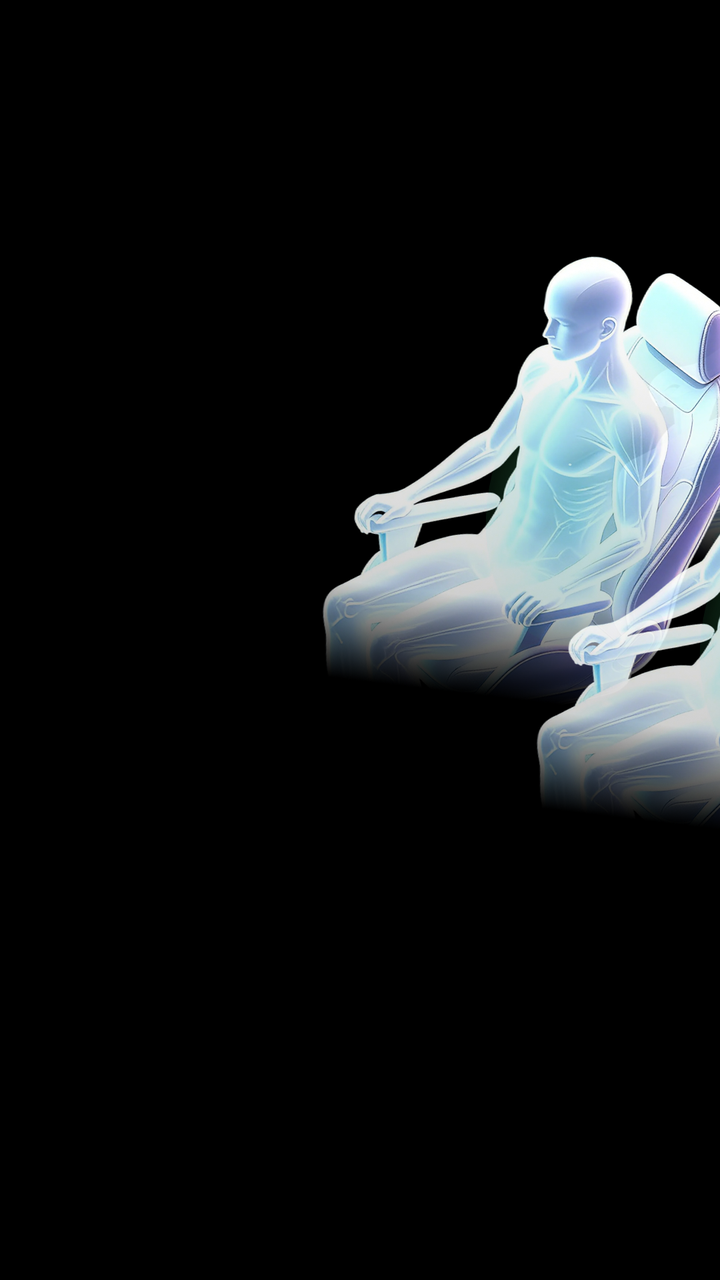
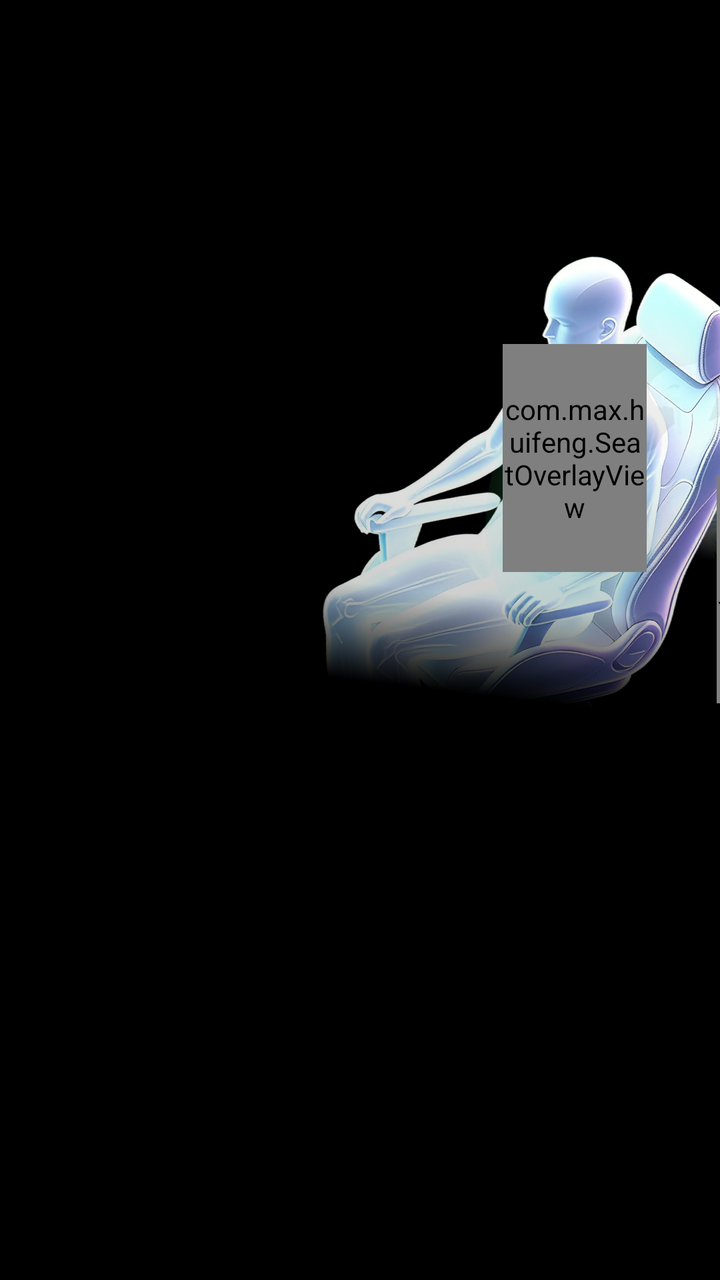

Two renders of the same Android screen: before a commit and after it. Below are the layout's source before the change and the commit's diff.
<!-- AndroidManifest.xml: application theme Theme.Huifeng -->
<!-- res/layout/layout_seats_5.xml -->
<?xml version="1.0" encoding="utf-8"?>
<FrameLayout xmlns:android="http://schemas.android.com/apk/res/android"
    android:layout_width="match_parent"
    android:layout_height="match_parent">

    
    <ImageView
        android:id="@+id/iv_seat_5_3"
        android:layout_width="706.5px"
        android:layout_height="1036.8px"
        android:layout_marginStart="884.34px"
        android:layout_marginTop="105.54px"
        android:src="@drawable/body" />

    
    <ImageView
        android:id="@+id/iv_seat_5_2"
        android:layout_width="706.5px"
        android:layout_height="1036.8px"
        android:layout_marginStart="1162.3px"
        android:layout_marginTop="262.75px"
        android:src="@drawable/body" />

    
    <ImageView
        android:id="@+id/iv_seat_5_4"
        android:layout_width="706.5px"
        android:layout_height="1036.8px"
        android:layout_marginStart="1413.45px"
        android:layout_marginTop="392.65px"
        android:src="@drawable/body" />

    
    <ImageView
        android:id="@+id/iv_seat_5_1"
        android:layout_width="706.5px"
        android:layout_height="1036.8px"
        android:layout_marginStart="442.05px"
        android:layout_marginTop="296.47px"
        android:src="@drawable/body" />

    
    <ImageView
        android:id="@+id/iv_seat_5_0"
        android:layout_width="706.5px"
        android:layout_height="1036.8px"
        android:layout_marginStart="763.1px"
        android:layout_marginTop="493.34px"
        android:src="@drawable/body" />

</FrameLayout>
<!-- resources referenced by this layout -->
<resources>
  <!-- drawable body: webp bitmap (drawable-xxxhdpi, 643364 bytes) -->
  <style name="Theme.Huifeng" parent="Theme.MaterialComponents.DayNight.NoActionBar">
          
          <item name="colorPrimary">@color/purple_500</item>
          <item name="colorPrimaryVariant">@color/purple_700</item>
          <item name="colorOnPrimary">@color/white</item>
          
          <item name="colorSecondary">@color/teal_200</item>
          <item name="colorSecondaryVariant">@color/teal_700</item>
          <item name="colorOnSecondary">@color/black</item>
          
          <item name="android:statusBarColor">@android:color/black</item>
          <item name="android:windowBackground">@android:color/black</item>
      </style>
  <color name="purple_500">#FF6200EE</color>
  <color name="purple_700">#FF3700B3</color>
  <color name="white">#FFFFFFFF</color>
  <color name="teal_200">#FF03DAC5</color>
  <color name="teal_700">#FF018786</color>
  <color name="black">#FF000000</color>
</resources>

<!-- the commit's change to res/layout/layout_seats_5.xml (unified diff, before → after) -->
@@ -4,48 +4,108 @@
     android:layout_height="match_parent">
 
     
-    <ImageView
-        android:id="@+id/iv_seat_5_3"
+    <FrameLayout
         android:layout_width="706.5px"
         android:layout_height="1036.8px"
         android:layout_marginStart="884.34px"
-        android:layout_marginTop="105.54px"
-        android:src="@drawable/body" />
+        android:layout_marginTop="105.54px">
+
+        <ImageView
+            android:id="@+id/iv_seat_5_3"
+            android:layout_width="match_parent"
+            android:layout_height="match_parent"
+            android:src="@drawable/body" />
+
+        <com.max.huifeng.SeatOverlayView
+            android:id="@+id/seat_overlay_5_3"
+            android:layout_width="216px"
+            android:layout_height="342px"
+            android:layout_marginStart="312px"
+            android:layout_marginTop="220px" />
+    </FrameLayout>
 
     
-    <ImageView
-        android:id="@+id/iv_seat_5_2"
+    <FrameLayout
         android:layout_width="706.5px"
         android:layout_height="1036.8px"
         android:layout_marginStart="1162.3px"
-        android:layout_marginTop="262.75px"
-        android:src="@drawable/body" />
+        android:layout_marginTop="262.75px">
+
+        <ImageView
+            android:id="@+id/iv_seat_5_2"
+            android:layout_width="match_parent"
+            android:layout_height="match_parent"
+            android:src="@drawable/body" />
+
+        <com.max.huifeng.SeatOverlayView
+            android:id="@+id/seat_overlay_5_2"
+            android:layout_width="216px"
+            android:layout_height="342px"
+            android:layout_marginStart="312px"
+            android:layout_marginTop="220px" />
+    </FrameLayout>
 
     
-    <ImageView
-        android:id="@+id/iv_seat_5_4"
+    <FrameLayout
         android:layout_width="706.5px"
         android:layout_height="1036.8px"
         android:layout_marginStart="1413.45px"
-        android:layout_marginTop="392.65px"
-        android:src="@drawable/body" />
+        android:layout_marginTop="392.65px">
+
+        <ImageView
+            android:id="@+id/iv_seat_5_4"
+            android:layout_width="match_parent"
+            android:layout_height="match_parent"
+            android:src="@drawable/body" />
+
+        <com.max.huifeng.SeatOverlayView
+            android:id="@+id/seat_overlay_5_4"
+            android:layout_width="216px"
+            android:layout_height="342px"
+            android:layout_marginStart="312px"
+            android:layout_marginTop="220px" />
+    </FrameLayout>
 
     
-    <ImageView
-        android:id="@+id/iv_seat_5_1"
+    <FrameLayout
         android:layout_width="706.5px"
         android:layout_height="1036.8px"
         android:layout_marginStart="442.05px"
-        android:layout_marginTop="296.47px"
-        android:src="@drawable/body" />
+        android:layout_marginTop="296.47px">
+
+        <ImageView
+            android:id="@+id/iv_seat_5_1"
+            android:layout_width="match_parent"
+            android:layout_height="match_parent"
+            android:src="@drawable/body" />
+
+        <com.max.huifeng.SeatOverlayView
+            android:id="@+id/seat_overlay_5_1"
+            android:layout_width="216px"
+            android:layout_height="342px"
+            android:layout_marginStart="312px"
+            android:layout_marginTop="220px" />
+    </FrameLayout>
 
     
-    <ImageView
-        android:id="@+id/iv_seat_5_0"
+    <FrameLayout
         android:layout_width="706.5px"
         android:layout_height="1036.8px"
         android:layout_marginStart="763.1px"
-        android:layout_marginTop="493.34px"
-        android:src="@drawable/body" />
+        android:layout_marginTop="493.34px">
+
+        <ImageView
+            android:id="@+id/iv_seat_5_0"
+            android:layout_width="match_parent"
+            android_height="match_parent"
+            android:src="@drawable/body" />
+
+        <com.max.huifeng.SeatOverlayView
+            android:id="@+id/seat_overlay_5_0"
+            android:layout_width="216px"
+            android:layout_height="342px"
+            android:layout_marginStart="312px"
+            android:layout_marginTop="220px" />
+    </FrameLayout>
 
 </FrameLayout>
